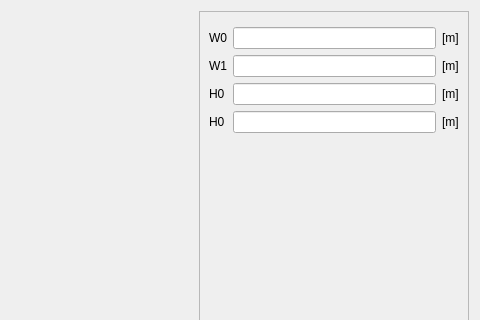
First picture: the form in pyleecan/GUI/Dialog/DMachineSetup/SMSlot/PMSlot19/PMSlot19.ui, repository Eomys/pyleecan, before the edit; both pictures show x 596 to 1076 and y 0 to 320 of the 1076 by 643 pixel window.
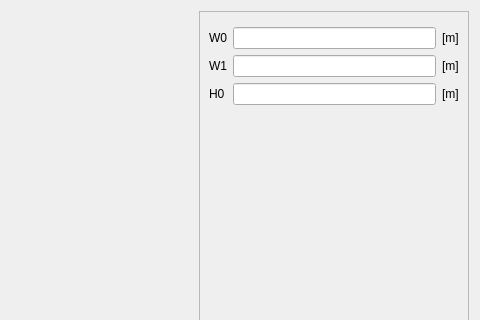
Second picture: the form after the edit. Icons and pictures are not drawn. Custom widgets are drawn as their Qt base class.

Commit message: [BC] remove duplicate H0 in GUI

Patch:
```diff
--- a/pyleecan/GUI/Dialog/DMachineSetup/SMSlot/PMSlot19/PMSlot19.ui
+++ b/pyleecan/GUI/Dialog/DMachineSetup/SMSlot/PMSlot19/PMSlot19.ui
@@ -81,7 +81,7 @@
         <x>0</x>
         <y>0</y>
         <width>268</width>
-        <height>623</height>
+        <height>619</height>
        </rect>
       </property>
       <layout class="QVBoxLayout" name="verticalLayout_3">
@@ -141,23 +141,6 @@
            </property>
           </widget>
          </item>
-         <item row="3" column="0">
-          <widget class="QLabel" name="in_H0">
-           <property name="text">
-            <string>H0</string>
-           </property>
-          </widget>
-         </item>
-         <item row="3" column="2">
-          <widget class="QLabel" name="unit_H0">
-           <property name="text">
-            <string>[m]</string>
-           </property>
-          </widget>
-         </item>
-         <item row="3" column="1">
-          <widget class="FloatEdit" name="lf_H0"/>
-         </item>
         </layout>
        </item>
        <item>
```
Left out of the diff: 26 changed lines with no effect on the pictures. The commit also changes 3 other files.
